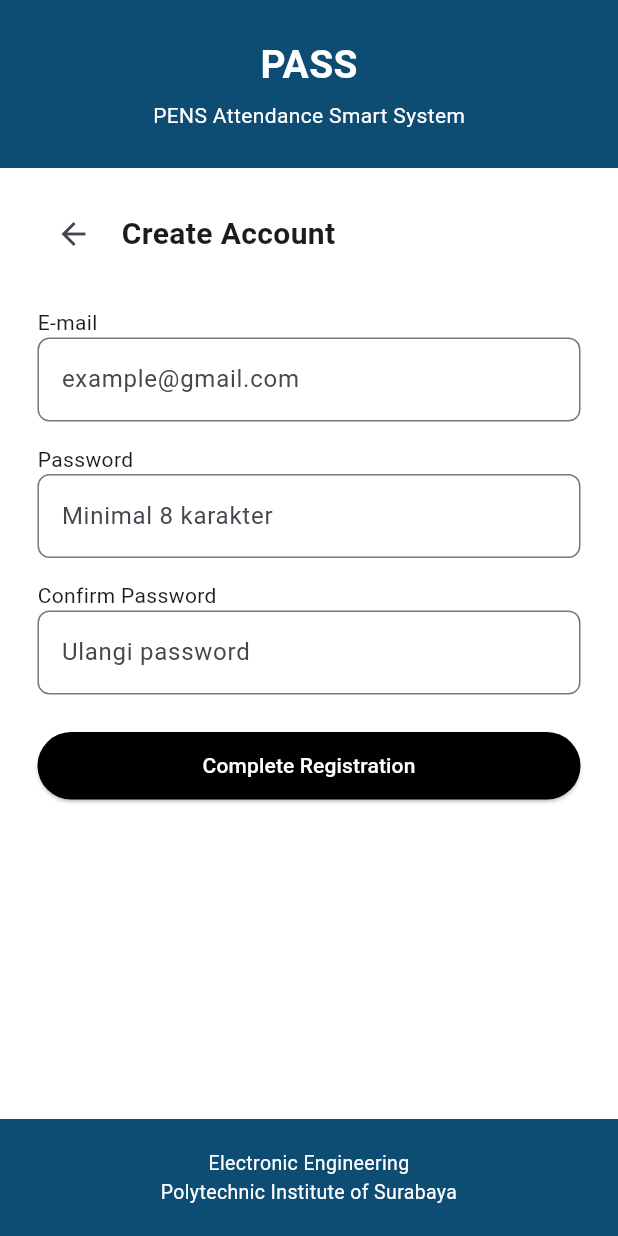
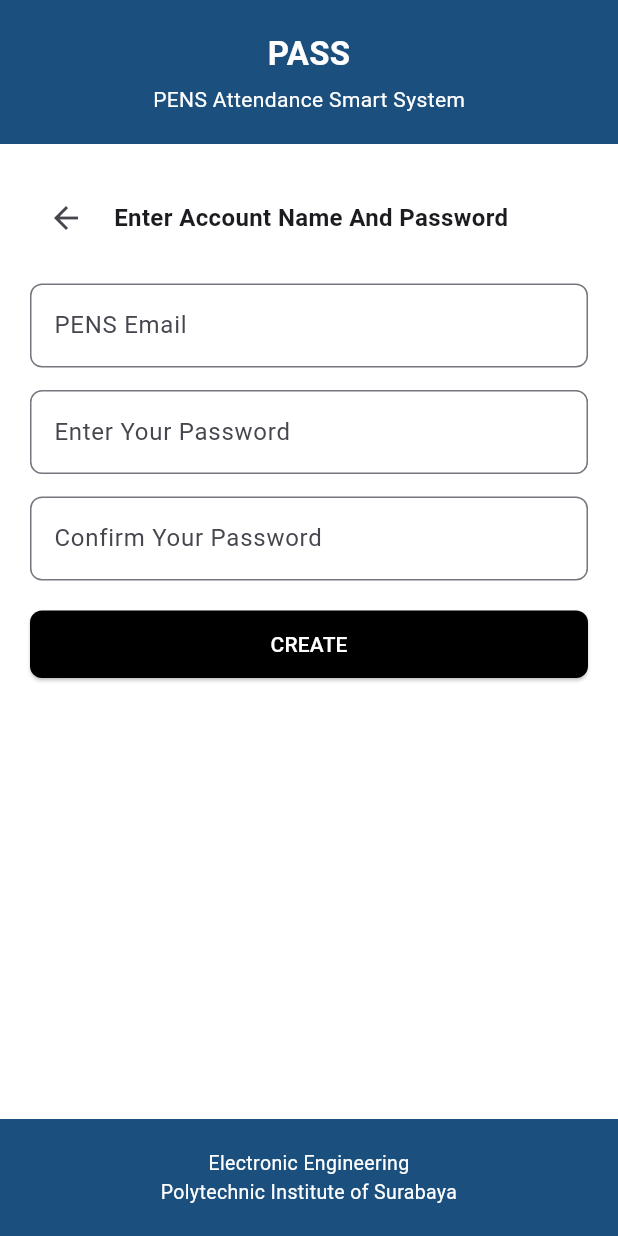
Before and after one commit to unad-danu/pass_pens, a Flutter app: the CreateMahasiswaPage screen opened directly with empty values, on a phone screen of 412 x 824 dp. Run offline on Flutter 3.47's test engine with Material 3 defaults, Android fonts, the phone set to English and light mode, and no system bars; our stand-ins replace supabase_flutter; accounts and stored records are empty.

Commit message:
update database mahasiswa

```diff
--- a/lib/create_mahasiswa.dart
+++ b/lib/create_mahasiswa.dart
@@ -1,4 +1,6 @@
 import 'package:flutter/material.dart';
+import 'package:supabase_flutter/supabase_flutter.dart';
+import 'login_page.dart';
 
 class CreateMahasiswaPage extends StatefulWidget {
   final Map<String, dynamic> biodata;
@@ -10,29 +12,163 @@ class CreateMahasiswaPage extends StatefulWidget {
 }
 
 class _CreateMahasiswaPageState extends State<CreateMahasiswaPage> {
-  final emailC = TextEditingController();
-  final passwordC = TextEditingController();
-  final confirmC = TextEditingController();
+  final emailController = TextEditingController();
+  final passController = TextEditingController();
+  final confirmController = TextEditingController();
+  bool isLoading = false;
+
+  final supabase = Supabase.instance.client;
+
+  final Map<String, String> prodiToDomain = {
+    "D3 Teknik Informatika": "it",
+    "D4 Teknik Informatika": "it",
+    "D4 Teknik Komputer": "ce",
+    "D4 Sains Data Terapan": "ds",
+    "D4 Teknologi Rekayasa Multimedia": "met",
+    "D4 Teknologi Rekayasa Internet": "iet",
+    "D3 Multimedia Broadcasting": "mmb",
+    "D4 Teknologi Game": "gt",
+    "D3 Teknik Elektronika Industri": "iee",
+    "D4 Teknik Elektronika Industri": "iee",
+    "D3 Teknik Elektronika": "ee",
+    "D4 Teknik Elektronika": "ee",
+    "D4 Teknik Mekatronika": "me",
+    "D4 Sistem Pembangkit Energi": "pg",
+    "D3 Teknik Telekomunikasi": "te",
+    "D4 Teknik Telekomunikasi": "te",
+  };
+
+  bool isValidMahasiswaEmail(String email) {
+    final domain = prodiToDomain[widget.biodata['prodi']] ?? "";
+    return email.endsWith("@$domain.student.pens.ac.id");
+  }
+
+  Future<void> createAccount() async {
+    final email = emailController.text.trim();
+    final pass = passController.text.trim();
+    final confirm = confirmController.text.trim();
+
+    if (email.isEmpty || pass.isEmpty || confirm.isEmpty) {
+      ScaffoldMessenger.of(
+        context,
+      ).showSnackBar(const SnackBar(content: Text("Semua field harus diisi")));
+      return;
+    }
+
+    if (!isValidMahasiswaEmail(email)) {
+      final domain = prodiToDomain[widget.biodata['prodi']] ?? "";
+      ScaffoldMessenger.of(context).showSnackBar(
+        SnackBar(
+          content: Text(
+            "Email mahasiswa tidak valid.\nGunakan: nama@$domain.student.pens.ac.id",
+          ),
+        ),
+      );
+      return;
+    }
+
+    if (pass != confirm) {
+      ScaffoldMessenger.of(context).showSnackBar(
+        const SnackBar(content: Text("Password dan konfirmasi tidak sama")),
+      );
+      return;
+    }
+
+    setState(() => isLoading = true);
+
+    try {
+      final telepon = widget.biodata['telepon'];
+      final emailRecovery = widget.biodata['email_pemulihan'];
+      final prodiName = widget.biodata['prodi'];
+      int? prodiId = widget.biodata['prodi_id'];
+
+      // Cek / buat prodi
+      if (prodiId == null) {
+        final check = await supabase
+            .from('prodi')
+            .select()
+            .eq('nama', prodiName)
+            .maybeSingle();
+
+        if (check != null) {
+          prodiId = check['id'];
+        } else {
+          final inserted = await supabase
+              .from('prodi')
+              .insert({'nama': prodiName})
+              .select()
+              .single();
+          prodiId = inserted['id'];
+        }
+      }
+
+      // Insert user
+      final userInsert = await supabase
+          .from('users')
+          .insert({
+            'nama': widget.biodata['nama'],
+            'email': email,
+            'pass_hash': pass,
+            'role': 'mhs',
+            'status': 'aktif',
+            'email_recovery': emailRecovery,
+          })
+          .select()
+          .single();
+
+      final userId = userInsert['id'];
+
+      // Insert mahasiswa
+      await supabase.from('mahasiswa').insert({
+        'user_id': userId,
+        'nrp': widget.biodata['nrp'],
+        'nama': widget.biodata['nama'],
+        'email': email,
+        'phone': telepon,
+        'email_recovery': emailRecovery,
+        'angkatan': int.parse(widget.biodata['angkatan']),
+        'prodi': prodiName,
+        'prodi_id': prodiId,
+      });
+
+      ScaffoldMessenger.of(context).showSnackBar(
+        const SnackBar(content: Text("Akun mahasiswa berhasil dibuat!")),
+      );
+
+      Navigator.pushAndRemoveUntil(
+        context,
+        MaterialPageRoute(builder: (_) => const LoginPage()),
+        (route) => false,
+      );
+    } catch (e) {
+      ScaffoldMessenger.of(
+        context,
+      ).showSnackBar(SnackBar(content: Text("Gagal membuat akun: $e")));
+    }
+
+    setState(() => isLoading = false);
+  }
 
   @override
   Widget build(BuildContext context) {
+    final domain = prodiToDomain[widget.biodata['prodi']] ?? "";
+
     return Scaffold(
       backgroundColor: Colors.white,
       resizeToAvoidBottomInset: true,
       body: Column(
         children: [
-          // Header
           Container(
-            padding: const EdgeInsets.symmetric(vertical: 25),
             width: double.infinity,
-            color: const Color(0xFF0D4C73),
+            padding: const EdgeInsets.symmetric(vertical: 20),
+            color: const Color(0xFF1B4F7D),
             child: const Column(
               children: [
                 Text(
                   "PASS",
                   style: TextStyle(
                     color: Colors.white,
-                    fontSize: 26,
+                    fontSize: 22,
                     fontWeight: FontWeight.bold,
                   ),
                 ),
@@ -47,11 +183,10 @@ class _CreateMahasiswaPageState extends State<CreateMahasiswaPage> {
 
           Expanded(
             child: SingleChildScrollView(
-              padding: const EdgeInsets.symmetric(horizontal: 25, vertical: 20),
+              padding: const EdgeInsets.symmetric(horizontal: 20, vertical: 25),
               child: Column(
                 crossAxisAlignment: CrossAxisAlignment.start,
                 children: [
-                  // Back + Title
                   Row(
                     children: [
                       IconButton(
@@ -61,23 +196,23 @@ class _CreateMahasiswaPageState extends State<CreateMahasiswaPage> {
                       const SizedBox(width: 8),
                       const Expanded(
                         child: Text(
-                          "Create Account",
+                          "Enter Account Name And Password",
                           style: TextStyle(
-                            fontSize: 20,
+                            fontSize: 16,
                             fontWeight: FontWeight.bold,
                           ),
                         ),
                       ),
                     ],
                   ),
-                  const SizedBox(height: 25),
 
-                  // Email
-                  const Text("E-mail"),
+                  const SizedBox(height: 20),
+
                   TextField(
-                    controller: emailC,
+                    controller: emailController,
                     decoration: InputDecoration(
-                      hintText: "example@gmail.com",
+                      labelText: "PENS Email",
+                      hintText: "name@$domain.student.pens.ac.id",
                       border: OutlineInputBorder(
                         borderRadius: BorderRadius.circular(8),
                       ),
@@ -85,13 +220,12 @@ class _CreateMahasiswaPageState extends State<CreateMahasiswaPage> {
                   ),
                   const SizedBox(height: 15),
 
-                  // Password
-                  const Text("Password"),
                   TextField(
-                    controller: passwordC,
+                    controller: passController,
                     obscureText: true,
                     decoration: InputDecoration(
-                      hintText: "Minimal 8 karakter",
+                      labelText: "Enter Your Password",
+                      hintText: "minimum 8 characters",
                       border: OutlineInputBorder(
                         borderRadius: BorderRadius.circular(8),
                       ),
@@ -99,63 +233,34 @@ class _CreateMahasiswaPageState extends State<CreateMahasiswaPage> {
                   ),
                   const SizedBox(height: 15),
 
-                  // Confirm
-                  const Text("Confirm Password"),
                   TextField(
-                    controller: confirmC,
+                    controller: confirmController,
                     obscureText: true,
                     decoration: InputDecoration(
-                      hintText: "Ulangi password",
+                      labelText: "Confirm Your Password",
+                      hintText: "Enter Your Password Again",
                       border: OutlineInputBorder(
                         borderRadius: BorderRadius.circular(8),
                       ),
                     ),
                   ),
-                  const SizedBox(height: 25),
+                  const SizedBox(height: 20),
 
-                  // Submit
                   SizedBox(
                     width: double.infinity,
                     height: 45,
                     child: ElevatedButton(
                       style: ElevatedButton.styleFrom(
                         backgroundColor: Colors.black,
+                        foregroundColor: Colors.white,
+                        shape: RoundedRectangleBorder(
+                          borderRadius: BorderRadius.circular(8),
+                        ),
                       ),
-                      onPressed: () {
-                        if (emailC.text.isEmpty ||
-                            passwordC.text.isEmpty ||
-                            confirmC.text.isEmpty) {
-                          ScaffoldMessenger.of(context).showSnackBar(
-                            const SnackBar(
-                              content: Text("Semua field harus diisi"),
-                            ),
-                          );
-                          return;
-                        }
-
-                        if (passwordC.text != confirmC.text) {
-                          ScaffoldMessenger.of(context).showSnackBar(
-                            const SnackBar(
-                              content: Text("Password tidak sama"),
-                            ),
-                          );
-                          return;
-                        }
-
-                        final dataAkhir = {
-                          ...widget
-                              .biodata, // <-- ambil biodata dari halaman sebelumnya
-                          "email": emailC.text,
-                          "password": passwordC.text,
-                        };
-
-                        // Sementara arahkan kembali
-                        Navigator.pop(context, dataAkhir);
-                      },
-                      child: const Text(
-                        "Complete Registration",
-                        style: TextStyle(color: Colors.white),
-                      ),
+                      onPressed: isLoading ? null : createAccount,
+                      child: isLoading
+                          ? const CircularProgressIndicator(color: Colors.white)
+                          : const Text("CREATE"),
                     ),
                   ),
                 ],
@@ -165,11 +270,9 @@ class _CreateMahasiswaPageState extends State<CreateMahasiswaPage> {
         ],
       ),
 
-      // Footer
       bottomNavigationBar: Container(
-        width: double.infinity,
         padding: const EdgeInsets.symmetric(vertical: 20),
-        color: const Color(0xFF0D4C73),
+        color: const Color(0xFF1B4F7D),
         child: const Text(
           "Electronic Engineering\nPolytechnic Institute of Surabaya",
           textAlign: TextAlign.center,
```
